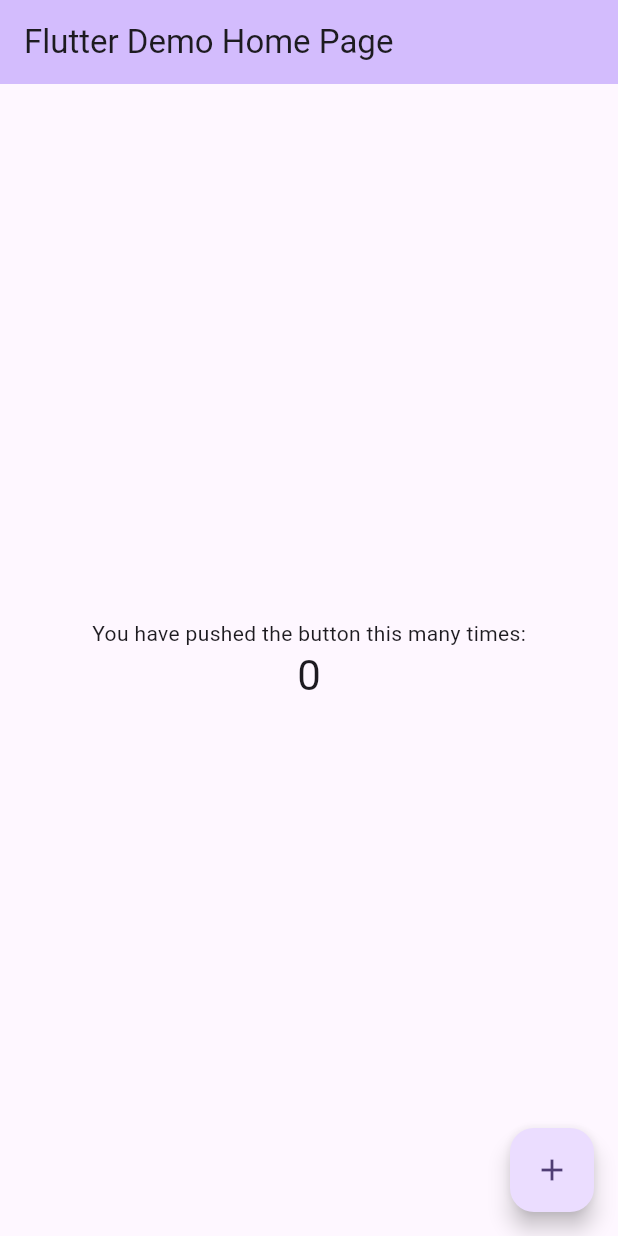
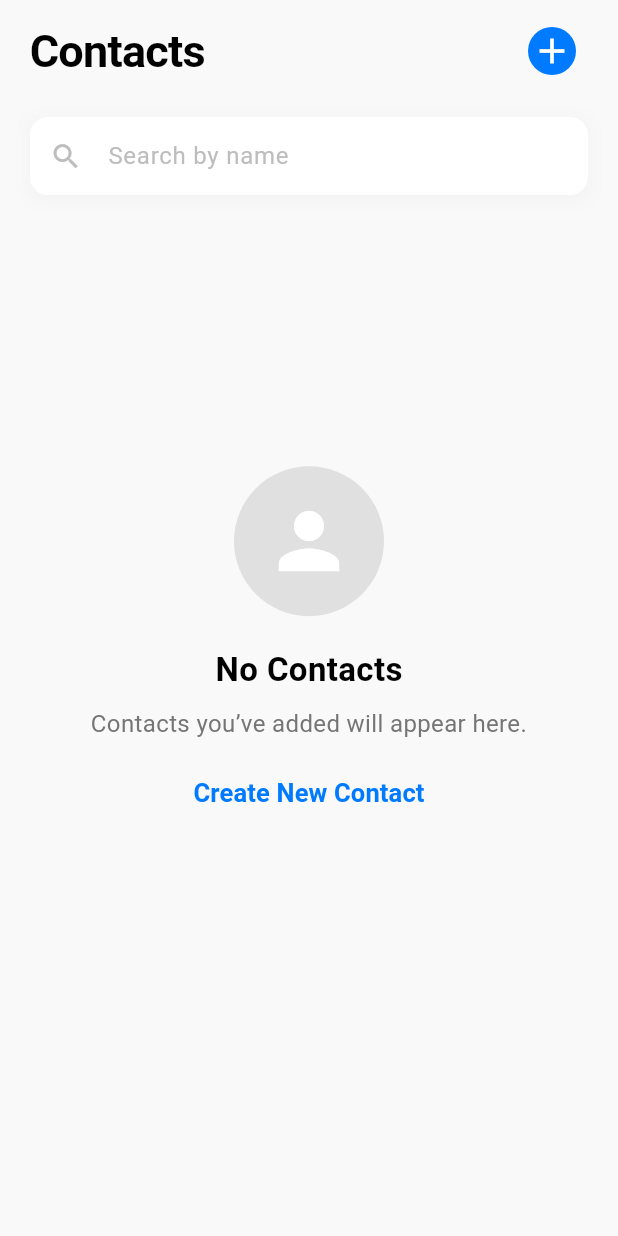
Before and after one commit to yunusoktay/TelefonRehberi, a Flutter app: the screen it shows after launch, on a phone screen of 412 x 824 dp. Run offline on Flutter 3.47's test engine with Material 3 defaults, Android fonts, the phone set to English and light mode, and no system bars.

Commit message:
Implement contacts management feature with UI and ViewModel

```diff
--- a/telefon_rehberi/lib/main.dart
+++ b/telefon_rehberi/lib/main.dart
@@ -1,4 +1,7 @@
 import 'package:flutter/material.dart';
+import 'package:provider/provider.dart';
+import 'screens/contacts/contacts_page.dart';
+import 'screens/contacts/contacts_view_model.dart';
 
 void main() {
   runApp(const MyApp());
@@ -9,56 +12,18 @@ class MyApp extends StatelessWidget {
 
   @override
   Widget build(BuildContext context) {
-    return MaterialApp(
-      title: 'Flutter Demo',
-      theme: ThemeData(colorScheme: .fromSeed(seedColor: Colors.deepPurple)),
-      home: const MyHomePage(title: 'Flutter Demo Home Page'),
-    );
-  }
-}
-
-class MyHomePage extends StatefulWidget {
-  const MyHomePage({super.key, required this.title});
-
-  final String title;
-
-  @override
-  State<MyHomePage> createState() => _MyHomePageState();
-}
-
-class _MyHomePageState extends State<MyHomePage> {
-  int _counter = 0;
-
-  void _incrementCounter() {
-    setState(() {
-      _counter++;
-    });
-  }
-
-  @override
-  Widget build(BuildContext context) {
-    return Scaffold(
-      appBar: AppBar(
-        backgroundColor: Theme.of(context).colorScheme.inversePrimary,
-
-        title: Text(widget.title),
-      ),
-      body: Center(
-        child: Column(
-          mainAxisAlignment: .center,
-          children: [
-            const Text('You have pushed the button this many times:'),
-            Text(
-              '$_counter',
-              style: Theme.of(context).textTheme.headlineMedium,
-            ),
-          ],
+    return MultiProvider(
+      providers: [ChangeNotifierProvider(create: (_) => ContactsViewModel())],
+      child: MaterialApp(
+        title: 'Telefon Rehberi',
+        debugShowCheckedModeBanner: false,
+        theme: ThemeData(
+          // Using a light theme to match the design
+          scaffoldBackgroundColor: const Color(0xFFF9F9F9),
+          colorScheme: ColorScheme.fromSeed(seedColor: Colors.blue),
+          useMaterial3: true,
         ),
-      ),
-      floatingActionButton: FloatingActionButton(
-        onPressed: _incrementCounter,
-        tooltip: 'Increment',
-        child: const Icon(Icons.add),
+        home: const ContactsPage(),
       ),
     );
   }
--- /dev/null
+++ b/telefon_rehberi/lib/model/contact.dart
@@ -0,0 +1,5 @@
+class Contact {
+  final String name;
+
+  Contact({required this.name});
+}
--- /dev/null
+++ b/telefon_rehberi/lib/screens/contacts/contacts_page.dart
@@ -0,0 +1,175 @@
+import 'package:flutter/material.dart';
+import 'package:provider/provider.dart';
+import 'contacts_view_model.dart';
+
+class ContactsPage extends StatelessWidget {
+  const ContactsPage({super.key});
+
+  @override
+  Widget build(BuildContext context) {
+    return Scaffold(
+      backgroundColor: const Color(0xFFF9F9F9),
+      body: SafeArea(
+        bottom: false,
+        child: Padding(
+          padding: const EdgeInsets.symmetric(horizontal: 20.0),
+          child: Column(
+            children: [
+              const SizedBox(height: 10),
+
+              Row(
+                mainAxisAlignment: MainAxisAlignment.spaceBetween,
+                crossAxisAlignment: CrossAxisAlignment.center,
+                children: [
+                  const Text(
+                    'Contacts',
+                    style: TextStyle(
+                      fontSize: 30,
+                      fontWeight: FontWeight.w700,
+                      color: Colors.black,
+                      letterSpacing: -0.5,
+                    ),
+                  ),
+                  IconButton.filled(
+                    style: IconButton.styleFrom(
+                      backgroundColor: const Color(0xFF007AFF),
+                      minimumSize: const Size(32, 32),
+                      fixedSize: const Size(32, 32),
+                      padding: EdgeInsets.zero,
+                    ),
+                    onPressed: () {},
+                    icon: const Icon(Icons.add, size: 28),
+                  ),
+                ],
+              ),
+              const SizedBox(height: 20),
+
+              Container(
+                decoration: BoxDecoration(
+                  boxShadow: [
+                    BoxShadow(
+                      color: Colors.black.withValues(alpha: 0.03),
+                      blurRadius: 10,
+                      offset: const Offset(0, 2),
+                    ),
+                  ],
+                ),
+                child: TextField(
+                  decoration: InputDecoration(
+                    hintText: 'Search by name',
+                    hintStyle: TextStyle(
+                      color: Colors.grey[400],
+                      fontSize: 16,
+                      fontWeight: FontWeight.w400,
+                    ),
+                    prefixIcon: Icon(
+                      Icons.search,
+                      color: Colors.grey[400],
+                      size: 22,
+                    ),
+                    filled: true,
+                    fillColor: Colors.white,
+                    enabledBorder: OutlineInputBorder(
+                      borderRadius: BorderRadius.circular(12),
+                      borderSide: BorderSide.none,
+                    ),
+                    focusedBorder: OutlineInputBorder(
+                      borderRadius: BorderRadius.circular(12),
+                      borderSide: BorderSide.none,
+                    ),
+                    contentPadding: const EdgeInsets.symmetric(vertical: 14),
+                    isDense: true,
+                  ),
+                  onChanged: (value) {},
+                ),
+              ),
+
+              Expanded(
+                child: Consumer<ContactsViewModel>(
+                  builder: (context, viewModel, child) {
+                    if (viewModel.contacts.isNotEmpty) {
+                      return ListView.builder(
+                        padding: const EdgeInsets.only(top: 20),
+                        itemCount: viewModel.contacts.length,
+                        itemBuilder: (context, index) {
+                          return ListTile(
+                            title: Text(viewModel.contacts[index].name),
+                          );
+                        },
+                      );
+                    } else {
+                      return Column(
+                        mainAxisAlignment: MainAxisAlignment.start,
+                        children: [
+                          const Spacer(flex: 2),
+
+                          Container(
+                            width: 100,
+                            height: 100,
+                            decoration: BoxDecoration(
+                              shape: BoxShape.circle,
+                              color: Colors.grey[300],
+                            ),
+                            child: const Center(
+                              child: Icon(
+                                Icons.person,
+                                size: 60,
+                                color: Colors.white,
+                              ),
+                            ),
+                          ),
+                          const SizedBox(height: 20),
+
+                          const Text(
+                            'No Contacts',
+                            style: TextStyle(
+                              fontSize: 22,
+                              fontWeight: FontWeight.w700,
+                              color: Colors.black,
+                            ),
+                          ),
+                          const SizedBox(height: 10),
+
+                          Text(
+                            'Contacts you’ve added will appear here.',
+                            textAlign: TextAlign.center,
+                            style: TextStyle(
+                              fontSize: 16,
+                              color: Colors.grey[600],
+                              height: 1.3,
+                            ),
+                          ),
+                          const SizedBox(height: 12),
+
+                          TextButton(
+                            onPressed: () {},
+                            style: TextButton.styleFrom(
+                              padding: const EdgeInsets.symmetric(
+                                horizontal: 16,
+                                vertical: 8,
+                              ),
+                            ),
+                            child: const Text(
+                              'Create New Contact',
+                              style: TextStyle(
+                                fontSize: 17,
+                                color: Color(0xFF007AFF),
+                                fontWeight: FontWeight.w600,
+                              ),
+                            ),
+                          ),
+
+                          const Spacer(flex: 3),
+                        ],
+                      );
+                    }
+                  },
+                ),
+              ),
+            ],
+          ),
+        ),
+      ),
+    );
+  }
+}
--- /dev/null
+++ b/telefon_rehberi/lib/screens/contacts/contacts_view_model.dart
@@ -0,0 +1,23 @@
+import 'package:flutter/material.dart';
+import '../../model/contact.dart';
+
+class ContactsViewModel extends ChangeNotifier {
+  final List<Contact> _contacts = [];
+  List<Contact> get contacts => _contacts;
+
+  void addContact(Contact contact) {
+    _contacts.add(contact);
+    notifyListeners();
+  }
+
+  List<Contact> searchContacts(String query) {
+    if (query.isEmpty) {
+      return _contacts;
+    }
+    return _contacts
+        .where(
+          (contact) => contact.name.toLowerCase().contains(query.toLowerCase()),
+        )
+        .toList();
+  }
+}
--- a/telefon_rehberi/pubspec.yaml
+++ b/telefon_rehberi/pubspec.yaml
@@ -13,6 +13,7 @@ dependencies:
     sdk: flutter
 
   cupertino_icons: ^1.0.8
+  provider: ^6.1.5+1
 
 dev_dependencies:
   flutter_test:
```
Also changed, not shown: telefon_rehberi/pubspec.lock.
